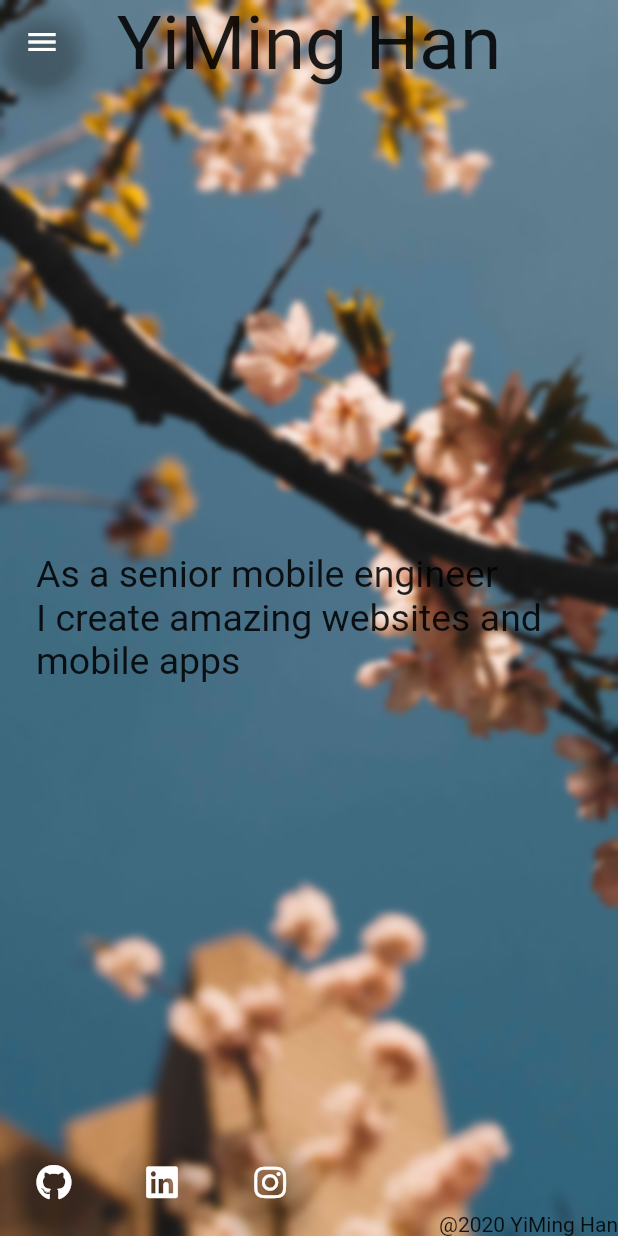
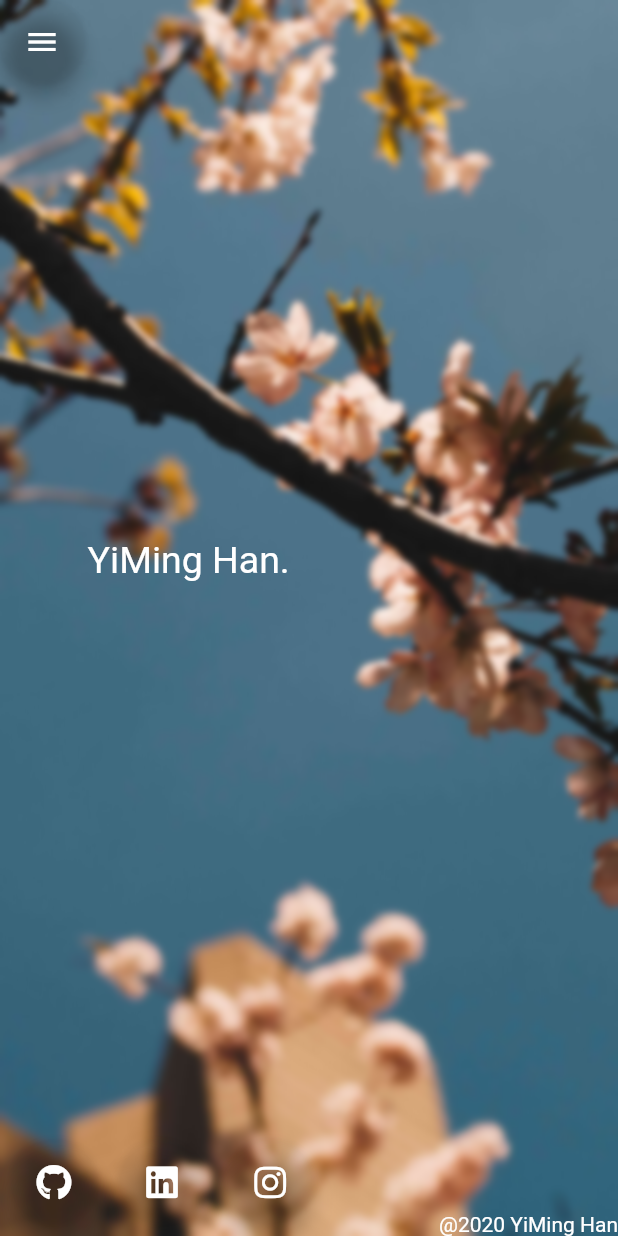
Before and after one commit to yiminghan/Flutter-Dev-Portfolio, a Flutter app: the screen it shows after launch, on a phone screen of 412 x 824 dp. Run offline on Flutter 3.47's test engine with Material 2 defaults, Android fonts, the light colour scheme and no system bars; our stand-ins replace animated_text_kit, font_awesome_flutter, google_fonts; Roboto replaces fonts that are missing (Handlee).

Commit message:
add type animation

```diff
--- a/lib/screens/landing_screen.dart
+++ b/lib/screens/landing_screen.dart
@@ -1,5 +1,6 @@
 import 'dart:ui';
 
+import 'package:animated_text_kit/animated_text_kit.dart';
 import 'package:flutter/material.dart';
 import 'package:flutter_dev_portfolio/utils/font_utils.dart';
 import 'package:flutter_dev_portfolio/utils/url_utils.dart';
@@ -101,36 +102,33 @@ class _LandingScreenState extends State<LandingScreen>
   NavigationRailDestination _customNavigationRailDestination(String text) {
     return NavigationRailDestination(
         icon: SizedBox.shrink(),
-        label: Center(child: Text(text, style: getFont(25))));
-  }
-
-  Widget _topBar() {
-    return Container(
-        child: Row(crossAxisAlignment: CrossAxisAlignment.start, children: [
-      Expanded(
-          child: Align(
-              alignment: AlignmentDirectional.topCenter,
-              child: Text(
-                "YiMing Han",
-                style: getFont(50),
-                textAlign: TextAlign.start,
-              ))),
-    ]));
+        label: Center(
+            child:
+                Text(text, style: getFont(18).copyWith(color: Colors.black))));
   }
 
   Widget _aboutMe() {
     return Container(
         padding: EdgeInsets.all(24),
-        child: Row(
-          children: <Widget>[
-            Expanded(
-                child: Align(
-                    alignment: Alignment(-0.8, 0),
-                    child: Text(
-                        "As a senior mobile engineer\nI create amazing websites and mobile apps",
-                        style: getFont(25))))
-          ],
-        ));
+        child: Column(
+            crossAxisAlignment: CrossAxisAlignment.center,
+            children: <Widget>[
+              Expanded(
+                  child: Align(
+                      alignment: Alignment(-0.7, 1),
+                      child: TypewriterAnimatedTextKit(
+                          onTap: () {},
+                          speed: Duration(milliseconds: 100),
+                          text: [
+                            "YiMing Han.",
+                            "Software Developer.",
+                            "Casual Photographer.",
+                            "Kendo Player.",
+                          ],
+                          textStyle: getFont(25),
+                          textAlign: TextAlign.start,
+                          alignment: AlignmentDirectional.topStart)))
+            ]));
   }
 
   Widget _bottomRow() {
@@ -151,7 +149,7 @@ class _LandingScreenState extends State<LandingScreen>
     ));
   }
 
-  Widget _externalLink(Widget icon, String url) {
+  Widget _externalLinkButton(Widget icon, String url) {
     return Padding(
       padding: const EdgeInsets.all(8.0),
       child: FloatingActionButton(
@@ -169,11 +167,11 @@ class _LandingScreenState extends State<LandingScreen>
     return Container(
         child: Row(
       children: <Widget>[
-        _externalLink(
+        _externalLinkButton(
             FaIcon(FontAwesomeIcons.github), "https://github.com/yiminghan"),
-        _externalLink(FaIcon(FontAwesomeIcons.linkedin),
+        _externalLinkButton(FaIcon(FontAwesomeIcons.linkedin),
             "https://www.linkedin.com/in/yiming-han-7340b4b1/"),
-        _externalLink(FaIcon(FontAwesomeIcons.instagram),
+        _externalLinkButton(FaIcon(FontAwesomeIcons.instagram),
             "https://www.instagram.com/yimiihan/"),
       ],
     ));
@@ -215,7 +213,6 @@ class _LandingScreenState extends State<LandingScreen>
         Expanded(child: _buildBackground()),
         Column(
           children: <Widget>[
-            Expanded(child: _topBar()),
             Expanded(child: _aboutMe()),
             Expanded(child: _bottomRow())
           ],
--- a/lib/utils/font_utils.dart
+++ b/lib/utils/font_utils.dart
@@ -2,5 +2,6 @@ import 'package:flutter/material.dart';
 import 'package:google_fonts/google_fonts.dart';
 
 TextStyle getFont(double size) {
-  return GoogleFonts.handlee(textStyle: TextStyle(fontSize: size));
+  return GoogleFonts.droidSansMono(
+      textStyle: TextStyle(fontSize: size, color: Colors.white));
 }
--- a/pubspec.yaml
+++ b/pubspec.yaml
@@ -26,6 +26,7 @@ dependencies:
   google_fonts: ^1.1.0
   url_launcher: ^5.1.4
   url_launcher_web: ^0.1.0
+  animated_text_kit: ^2.0.1
   font_awesome_flutter: ^8.8.1
 
   # The following adds the Cupertino Icons font to your application.
```
Also changed, not shown: pubspec.lock.
